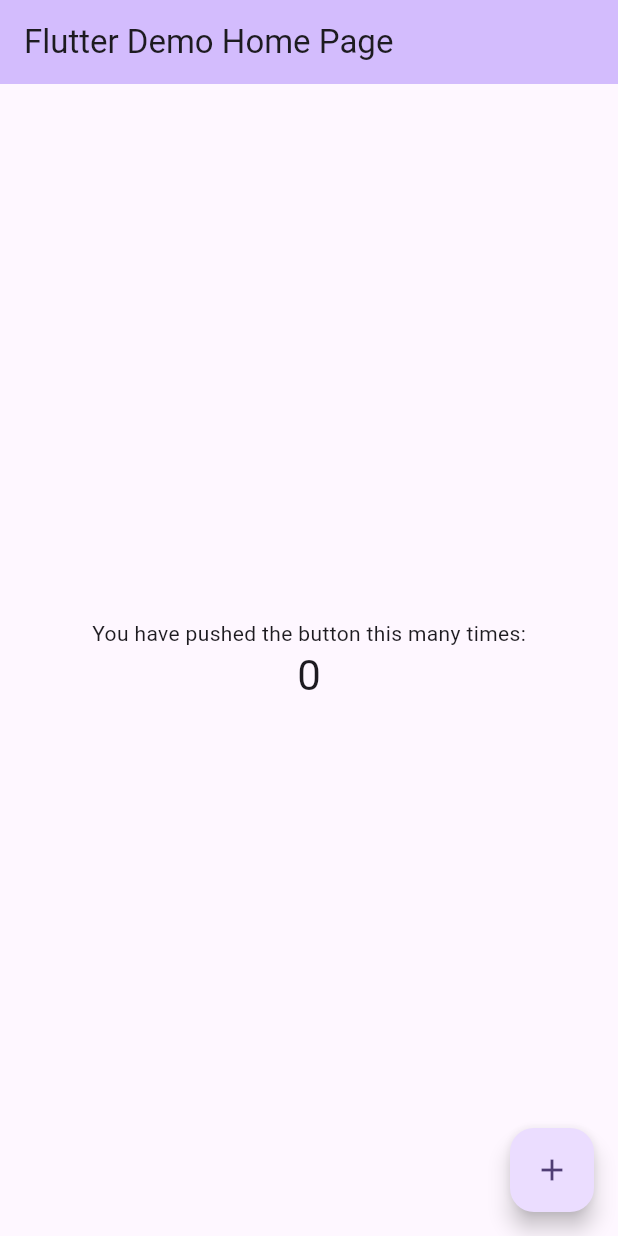
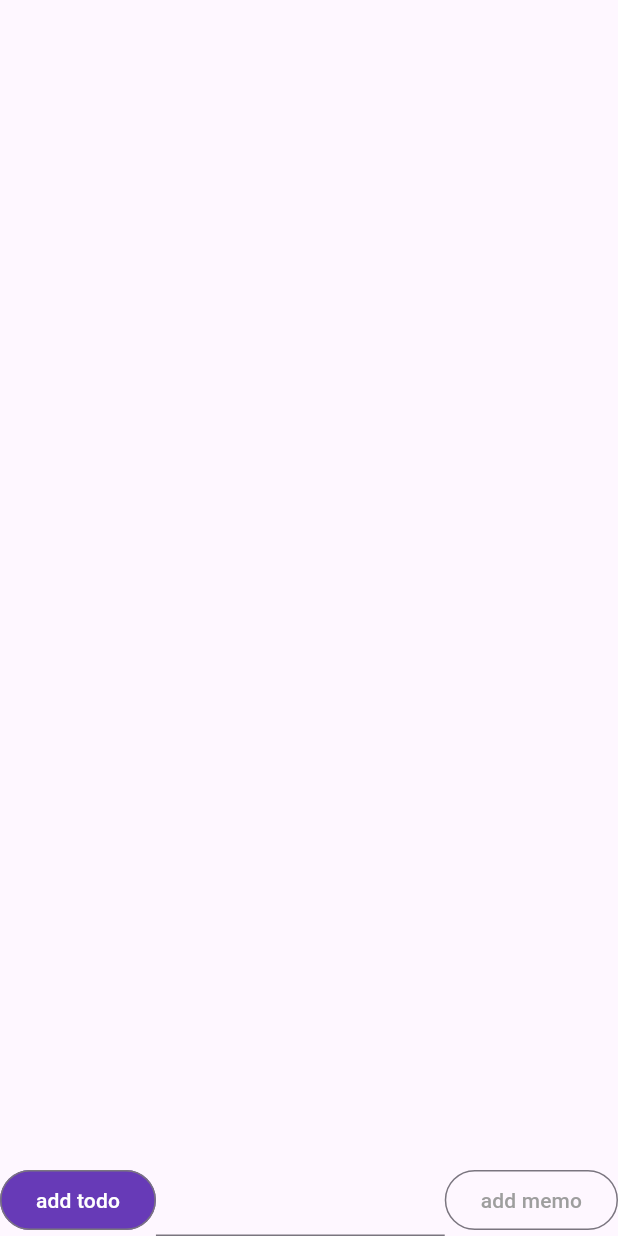
Before and after one commit to imajoriri/tokeru, a Flutter app: the screen it shows after launch, on a phone screen of 412 x 824 dp. Run offline on Flutter 3.47's test engine with Material 2 defaults, Android fonts, the phone set to English and light mode, and no system bars; our stand-ins replace flutter_hooks, hooks_riverpod.

Commit message:
形作成

```diff
--- a/lib/main.dart
+++ b/lib/main.dart
@@ -1,13 +1,18 @@
 import 'package:flutter/material.dart';
+import 'package:flutter_hooks/flutter_hooks.dart';
+import 'package:hooks_riverpod/hooks_riverpod.dart';
 
 void main() {
-  runApp(const MyApp());
+  runApp(
+    const ProviderScope(
+      child: MyApp(),
+    ),
+  );
 }
 
 class MyApp extends StatelessWidget {
   const MyApp({super.key});
 
-  // This widget is the root of your application.
   @override
   Widget build(BuildContext context) {
     return MaterialApp(
@@ -16,54 +21,133 @@ class MyApp extends StatelessWidget {
         colorScheme: ColorScheme.fromSeed(seedColor: Colors.deepPurple),
         useMaterial3: true,
       ),
-      home: const MyHomePage(title: 'Flutter Demo Home Page'),
+      home: const MyHomePage(),
     );
   }
 }
 
-class MyHomePage extends StatefulWidget {
-  const MyHomePage({super.key, required this.title});
-  final String title;
+enum SubmitButtonType {
+  todos,
+  memo,
+}
+
+final submitButtonTypeProvider = StateProvider<SubmitButtonType>((ref) {
+  return SubmitButtonType.todos;
+});
+
+final memosProvider = StateProvider<List<String>>((ref) {
+  return [];
+});
+
+final todosProvider = StateProvider<List<String>>((ref) {
+  return [];
+});
+
+class MyHomePage extends HookConsumerWidget {
+  const MyHomePage({super.key});
 
   @override
-  State<MyHomePage> createState() => _MyHomePageState();
-}
-
-class _MyHomePageState extends State<MyHomePage> {
-  int _counter = 0;
-
-  void _incrementCounter() {
-    setState(() {
-      _counter++;
-    });
-  }
-
-  @override
-  Widget build(BuildContext context) {
+  Widget build(BuildContext context, WidgetRef ref) {
+    final textController = useTextEditingController();
+    final focusNode = FocusNode();
+    final submitButtonType = ref.watch(submitButtonTypeProvider);
+    final memos = ref.watch(memosProvider);
+    final todos = ref.watch(todosProvider);
     return Scaffold(
-      appBar: AppBar(
-        backgroundColor: Theme.of(context).colorScheme.inversePrimary,
-        title: Text(widget.title),
-      ),
-      body: Center(
-        child: Column(
-          mainAxisAlignment: MainAxisAlignment.center,
-          children: <Widget>[
-            const Text(
-              'You have pushed the button this many times:',
+      body: Column(
+        children: [
+          Expanded(
+            child: Row(
+              children: [
+                Expanded(
+                  child: ListView.builder(
+                    shrinkWrap: true,
+                    itemBuilder: (context, index) {
+                      return Text(todos[index]);
+                    },
+                    itemCount: todos.length,
+                  ),
+                ),
+                Expanded(
+                  child: ListView.builder(
+                    shrinkWrap: true,
+                    itemBuilder: (context, index) {
+                      return Text(memos[index]);
+                    },
+                    itemCount: memos.length,
+                  ),
+                ),
+              ],
             ),
-            Text(
-              '$_counter',
-              style: Theme.of(context).textTheme.headlineMedium,
+          ),
+          RawKeyboardListener(
+            focusNode: focusNode,
+            onKey: (value) {
+              print(value);
+            },
+            child: Row(
+              children: [
+                SubmitButton(
+                    text: "add todo",
+                    canSubmit: submitButtonType == SubmitButtonType.todos,
+                    onTap: () {
+                      ref.read(submitButtonTypeProvider.notifier).state =
+                          SubmitButtonType.todos;
+                      ref.read(todosProvider.notifier).state = [
+                        ...todos,
+                        textController.text
+                      ];
+                      textController.clear();
+                    }),
+                Expanded(
+                  child: TextField(
+                    keyboardType: TextInputType.multiline,
+                    maxLines: null,
+                    controller: textController,
+                  ),
+                ),
+                SubmitButton(
+                    text: "add memo",
+                    canSubmit: submitButtonType == SubmitButtonType.memo,
+                    onTap: () {
+                      ref.read(submitButtonTypeProvider.notifier).state =
+                          SubmitButtonType.memo;
+                      ref.read(memosProvider.notifier).state = [
+                        ...memos,
+                        textController.text
+                      ];
+                      textController.clear();
+                    }),
+              ],
             ),
-          ],
-        ),
-      ),
-      floatingActionButton: FloatingActionButton(
-        onPressed: _incrementCounter,
-        tooltip: 'Increment',
-        child: const Icon(Icons.add),
+          ),
+        ],
       ),
     );
   }
 }
+
+class SubmitButton extends StatelessWidget {
+  const SubmitButton(
+      {super.key,
+      required this.text,
+      required this.canSubmit,
+      required this.onTap});
+
+  final bool canSubmit;
+  final String text;
+  final VoidCallback onTap;
+
+  @override
+  Widget build(BuildContext context) {
+    return OutlinedButton(
+      onPressed: onTap,
+      style: ButtonStyle(
+        backgroundColor: MaterialStateProperty.all<Color>(
+            canSubmit ? Colors.deepPurple : Colors.transparent),
+      ),
+      child: Text(text,
+          style: TextStyle(color: canSubmit ? Colors.white : Colors.grey)),
+    );
+  }
+}
--- a/pubspec.yaml
+++ b/pubspec.yaml
@@ -34,6 +34,9 @@ dependencies:
   # The following adds the Cupertino Icons font to your application.
   # Use with the CupertinoIcons class for iOS style icons.
   cupertino_icons: ^1.0.2
+  hooks_riverpod: ^2.4.4
+  flutter_hooks: ^0.20.3
+  riverpod_annotation: ^2.2.1
 
 dev_dependencies:
   flutter_test:
```
Also changed, not shown: pubspec.lock.
